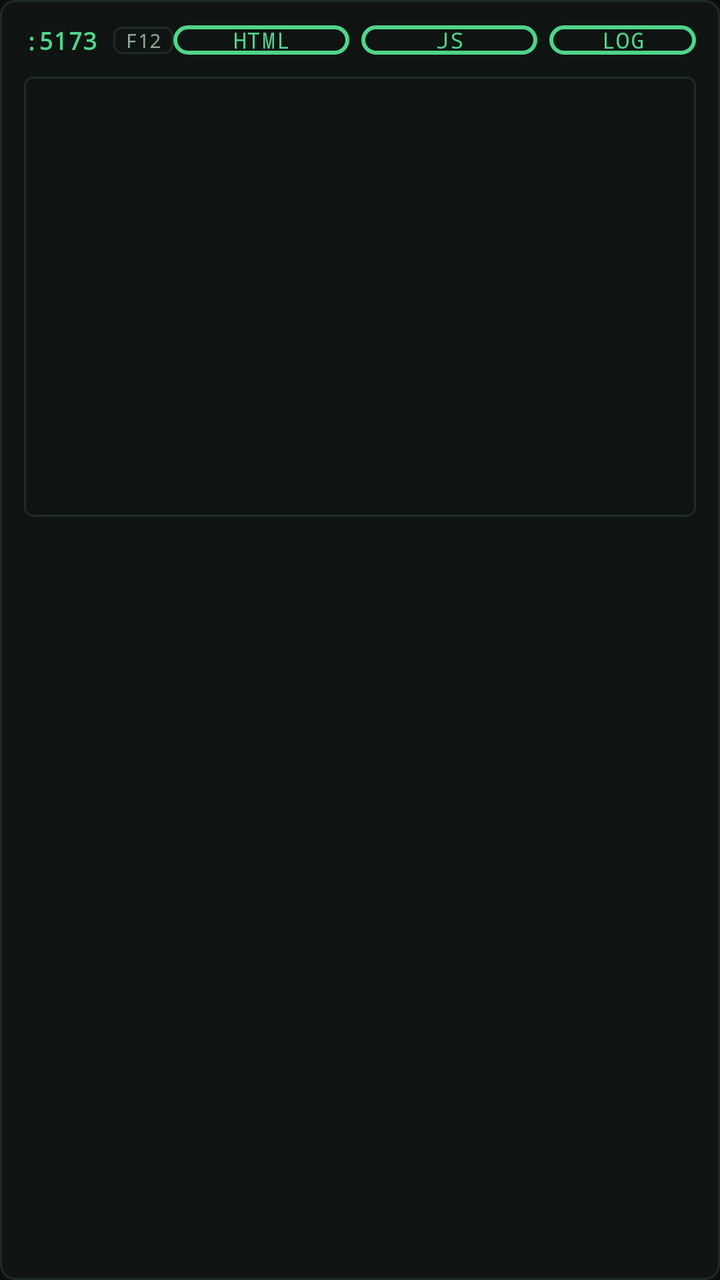
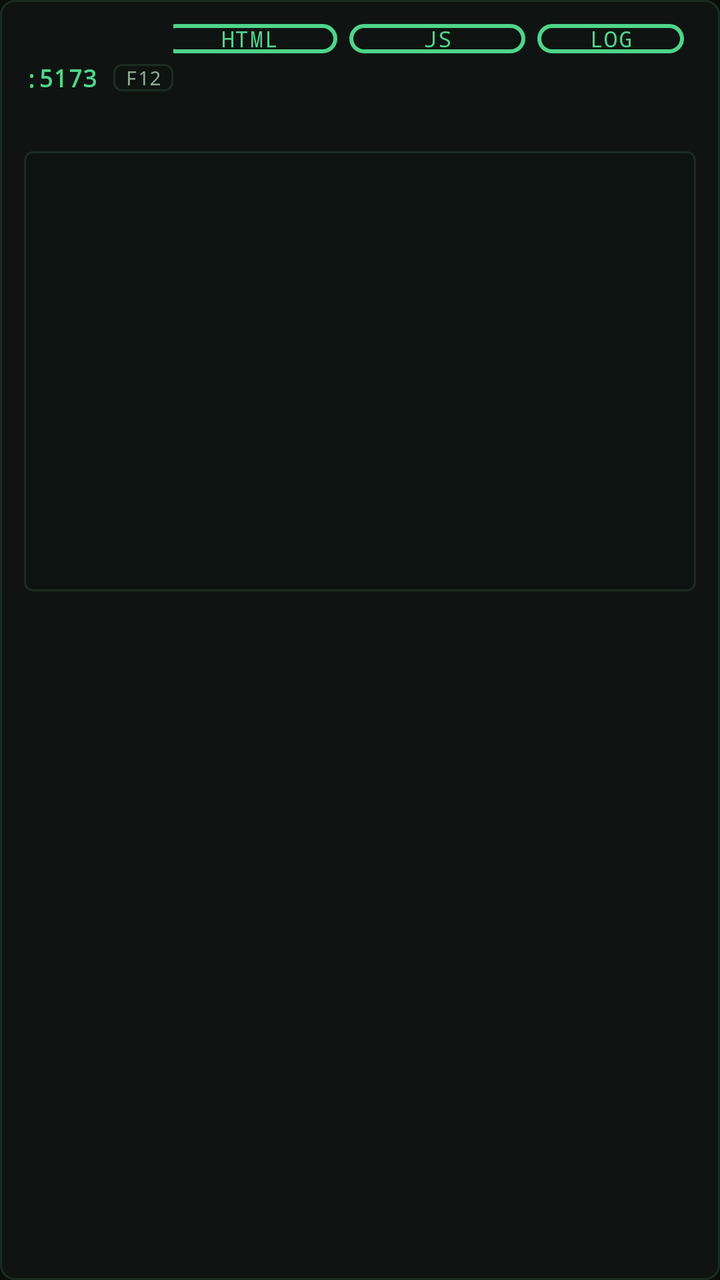

An Android layout rendered at two revisions. The XML below is the earlier revision; the diff shows what the commit changed to produce the second picture.
<!-- AndroidManifest.xml: application theme Theme.LocalView -->
<!-- res/layout/sheet_devtools.xml -->
<?xml version="1.0" encoding="utf-8"?>
<LinearLayout xmlns:android="http://schemas.android.com/apk/res/android"
    xmlns:app="http://schemas.android.com/apk/res-auto"
    android:layout_width="match_parent"
    android:layout_height="wrap_content"
    android:background="@drawable/lv_card"
    android:orientation="vertical"
    android:padding="12dp">

    <LinearLayout
        android:layout_width="match_parent"
        android:layout_height="wrap_content"
        android:gravity="center_vertical"
        android:orientation="horizontal">

        <TextView
            android:id="@+id/dtPort"
            android:layout_width="wrap_content"
            android:layout_height="wrap_content"
            android:fontFamily="monospace"
            android:text=":5173"
            android:textColor="@color/lv_acc"
            android:textSize="12sp"
            android:textStyle="bold" />

        <TextView
            android:layout_width="wrap_content"
            android:layout_height="wrap_content"
            android:layout_marginStart="8dp"
            android:background="@drawable/lv_chip"
            android:fontFamily="monospace"
            android:paddingLeft="6dp"
            android:paddingRight="6dp"
            android:text="F12"
            android:textColor="@color/lv_mut"
            android:textSize="10sp" />

        <LinearLayout
            android:layout_width="0dp"
            android:layout_height="wrap_content"
            android:layout_weight="1"
            android:gravity="end"
            android:orientation="horizontal">

            <Button
                android:id="@+id/dtHtml"
                style="@style/Widget.LocalView.GhostButton"
                android:layout_width="wrap_content"
                android:layout_height="wrap_content"
                app:backgroundTint="@null"
                android:text="HTML" />

            <Button
                android:id="@+id/dtJs"
                style="@style/Widget.LocalView.GhostButton"
                android:layout_width="wrap_content"
                android:layout_height="wrap_content"
                android:layout_marginStart="6dp"
                app:backgroundTint="@null"
                android:text="JS" />

            <Button
                android:id="@+id/dtLog"
                style="@style/Widget.LocalView.GhostButton"
                android:layout_width="wrap_content"
                android:layout_height="wrap_content"
                android:layout_marginStart="6dp"
                app:backgroundTint="@null"
                android:text="LOG" />
        </LinearLayout>
    </LinearLayout>

    <ScrollView
        android:layout_width="match_parent"
        android:layout_height="220dp"
        android:layout_marginTop="10dp"
        android:background="@drawable/lv_chip">

        <TextView
            android:id="@+id/dtCode"
            android:layout_width="match_parent"
            android:layout_height="wrap_content"
            android:fontFamily="monospace"
            android:padding="10dp"
            android:textColor="@color/lv_txt"
            android:textSize="11sp" />
    </ScrollView>
</LinearLayout>
<!-- resources referenced by this layout -->
<resources>
  <color name="lv_acc">#4ED58A</color>
  <color name="lv_mut">#8FA895</color>
  <color name="lv_txt">#E2EFE6</color>
  <!-- drawable lv_card (drawable) -->
  <?xml version="1.0" encoding="utf-8"?>
  <shape xmlns:android="http://schemas.android.com/apk/res/android" android:shape="rectangle">
      <solid android:color="@color/lv_panel" />
      <stroke android:width="1dp" android:color="@color/lv_line_faint" />
      <corners android:radius="7dp" />
  </shape>
  <!-- drawable lv_chip (drawable) -->
  <?xml version="1.0" encoding="utf-8"?>
  <shape xmlns:android="http://schemas.android.com/apk/res/android" android:shape="rectangle">
      <solid android:color="@color/lv_field" />
      <stroke android:width="1dp" android:color="@color/lv_line_faint" />
      <corners android:radius="4dp" />
  </shape>
  <style name="Widget.LocalView.GhostButton" parent="Widget.AppCompat.Button">
          <item name="android:background">@drawable/lv_btn_ghost</item>
          <item name="android:textColor">@color/lv_acc</item>
          <item name="android:fontFamily">monospace</item>
          <item name="android:textAllCaps">true</item>
          <item name="android:textSize">11sp</item>
          <item name="android:letterSpacing">0.05</item>
          <item name="android:minHeight">0dp</item>
          <item name="android:paddingLeft">12dp</item>
          <item name="android:paddingRight">12dp</item>
      </style>
  <style name="Theme.LocalView" parent="Theme.MaterialComponents.NoActionBar">
          <item name="colorPrimary">@color/lv_acc</item>
          <item name="colorPrimaryVariant">@color/lv_acc_dim</item>
          <item name="colorOnPrimary">@color/lv_ink</item>
          <item name="colorSurface">@color/lv_panel</item>
          <item name="colorOnSurface">@color/lv_txt</item>
          <item name="android:windowBackground">@color/lv_bg</item>
          <item name="android:textColor">@color/lv_txt</item>
          <item name="android:textColorHint">@color/lv_mut2</item>
          <item name="alertDialogTheme">@style/Theme.LocalView.Dialog</item>
          <item name="bottomSheetDialogTheme">@style/Theme.LocalView.BottomSheet</item>
      </style>
  <color name="lv_panel">#0F1412</color>
  <color name="lv_line_faint">#1D2C23</color>
  <color name="lv_field">#0E1411</color>
  <!-- drawable lv_btn_ghost (drawable) -->
  <?xml version="1.0" encoding="utf-8"?>
  <shape xmlns:android="http://schemas.android.com/apk/res/android" android:shape="rectangle">
      <solid android:color="@android:color/transparent" />
      <stroke android:width="2dp" android:color="@color/lv_acc" />
      <corners android:radius="7dp" />
  </shape>
  <color name="lv_acc_dim">#2C7A52</color>
  <color name="lv_ink">#07120C</color>
  <color name="lv_bg">#0A0E0B</color>
  <color name="lv_mut2">#5C7163</color>
  <style name="Theme.LocalView.Dialog" parent="ThemeOverlay.MaterialComponents.Dialog">
          <item name="colorSurface">@color/lv_panel2</item>
          <item name="android:textColor">@color/lv_txt</item>
          <item name="buttonBarPositiveButtonStyle">@style/Widget.LocalView.GhostButton</item>
          <item name="buttonBarNegativeButtonStyle">@style/Widget.LocalView.GhostButton</item>
      </style>
  <style name="Theme.LocalView.BottomSheet" parent="ThemeOverlay.MaterialComponents.BottomSheetDialog">
          <item name="bottomSheetStyle">@style/Widget.LocalView.BottomSheet</item>
      </style>
  <color name="lv_panel2">#141B17</color>
  <style name="Widget.LocalView.BottomSheet" parent="Widget.MaterialComponents.BottomSheet.Modal">
          <item name="android:background">@drawable/lv_card</item>
      </style>
</resources>

<!-- the commit's change to res/layout/sheet_devtools.xml (unified diff, before → after) -->
@@ -67,6 +67,15 @@
                 android:layout_marginStart="6dp"
                 app:backgroundTint="@null"
                 android:text="LOG" />
+
+            <Button
+                android:id="@+id/dtCopy"
+                style="@style/Widget.LocalView.GhostButton"
+                android:layout_width="wrap_content"
+                android:layout_height="wrap_content"
+                android:layout_marginStart="6dp"
+                app:backgroundTint="@null"
+                android:text="COPY" />
         </LinearLayout>
     </LinearLayout>
 
<!-- resource entries referenced after the edit -->
@@ -28,7 +28,7 @@
           <item name="android:paddingLeft">12dp</item>
           <item name="android:paddingRight">12dp</item>
       </style>
-  <style name="Theme.LocalView" parent="Theme.MaterialComponents.NoActionBar">
+  <style name="Theme.LocalView" parent="Theme.MaterialComponents.DayNight.NoActionBar">
           <item name="colorPrimary">@color/lv_acc</item>
           <item name="colorPrimaryVariant">@color/lv_acc_dim</item>
           <item name="colorOnPrimary">@color/lv_ink</item>
